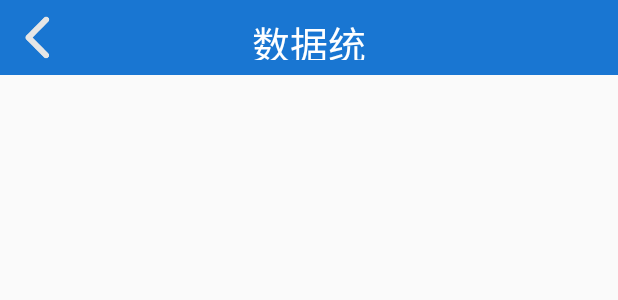
After one commit to jimolonely/MyCost, an Android app: the layout activity_data_statistic.xml on its own in the app's theme, with its tools: preview values and no code run, on a phone screen of 412 x 824 dp. The commit adds this screen. Shown: the top 300 px of the screen. Run offline under Robolectric (Android 15) with nearby library versions, the light colour scheme and no system bars.

Commit message:
add data statistic page

```diff
--- a/android-app/app/src/main/AndroidManifest.xml
+++ b/android-app/app/src/main/AndroidManifest.xml
@@ -13,7 +13,8 @@
         android:supportsRtl="true"
         android:theme="@style/AppTheme">
         <activity android:name=".MainActivity">
-        <!--android:theme="@style/Theme.AppCompat.Light.NoActionBar"-->
+
+            <!-- android:theme="@style/Theme.AppCompat.Light.NoActionBar" -->
             <intent-filter>
                 <action android:name="android.intent.action.MAIN" />
 
@@ -22,7 +23,8 @@
         </activity>
         <activity
             android:name=".ui.AddCostActivity"
-        android:windowSoftInputMode="adjustPan"></activity>
+            android:windowSoftInputMode="adjustPan" />
+        <activity android:name=".ui.DataStatisticActivity"></activity>
     </application>
 
 </manifest>
--- /dev/null
+++ b/android-app/app/src/main/res/layout/activity_data_statistic.xml
@@ -0,0 +1,30 @@
+<?xml version="1.0" encoding="utf-8"?>
+<LinearLayout xmlns:android="http://schemas.android.com/apk/res/android"
+    xmlns:tools="http://schemas.android.com/tools"
+    android:layout_width="match_parent"
+    android:layout_height="match_parent"
+    tools:context="com.jimo.mycost.ui.DataStatisticActivity">
+
+    <RelativeLayout
+        android:layout_width="match_parent"
+        android:layout_height="50dp"
+        android:background="@color/colorPrimaryDark"
+        android:padding="10dp">
+
+        <ImageButton
+            android:id="@+id/ib_back"
+            android:layout_width="30dp"
+            android:layout_height="match_parent"
+            android:background="@mipmap/back" />
+
+        <TextView
+            android:layout_width="100dp"
+            android:layout_height="match_parent"
+            android:layout_centerInParent="true"
+            android:gravity="center"
+            android:text="数据统计"
+            android:textColor="@color/icons"
+            android:textSize="25sp" />
+
+    </RelativeLayout>
+</LinearLayout>
--- a/android-app/app/src/main/res/layout/activity_main.xml
+++ b/android-app/app/src/main/res/layout/activity_main.xml
@@ -1,6 +1,5 @@
 <?xml version="1.0" encoding="utf-8"?>
 <RelativeLayout xmlns:android="http://schemas.android.com/apk/res/android"
-    xmlns:app="http://schemas.android.com/apk/res-auto"
     xmlns:tools="http://schemas.android.com/tools"
     android:layout_width="match_parent"
     android:layout_height="match_parent"
@@ -115,7 +114,8 @@
             android:id="@+id/ib_statistic"
             android:layout_width="50dp"
             android:layout_height="match_parent"
-            android:background="@mipmap/ic_tubiao" />
+            android:background="@mipmap/ic_tubiao"
+            android:onClick="ibStatisticClick" />
 
         <ImageButton
             android:id="@+id/ib_add"
--- a/android-app/build.gradle
+++ b/android-app/build.gradle
@@ -5,7 +5,7 @@ buildscript {
         jcenter()
     }
     dependencies {
-        classpath 'com.android.tools.build:gradle:2.3.3'
+        classpath 'com.android.tools.build:gradle:3.0.0'
 
         // NOTE: Do not place your application dependencies here; they belong
         // in the individual module build.gradle files
```
Also changed, not shown: android-app/app/build.gradle (+5 -4 lines), android-app/app/src/main/java/com/jimo/mycost/MainActivity.java (+10 -1 lines), android-app/app/src/main/java/com/jimo/mycost/ui/DataStatisticActivity.java (added, +31 -0 lines), android-app/gradle/wrapper/gradle-wrapper.properties. Lines whose indentation alone changed are shown as unchanged.
